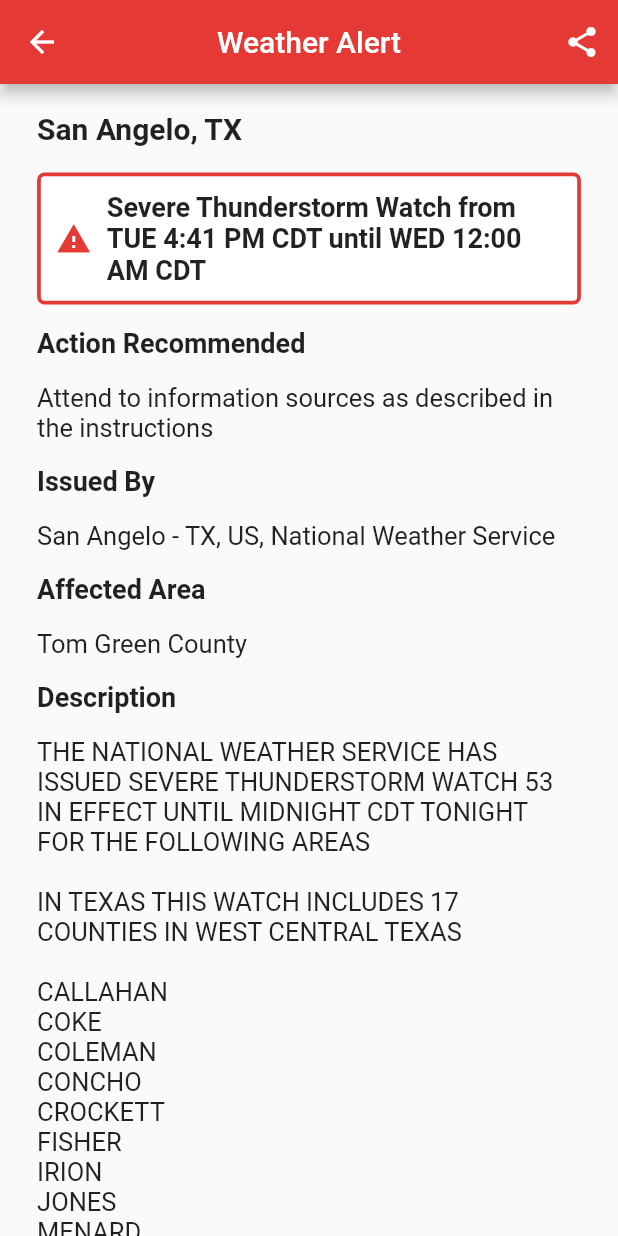
After one commit to evanchen2914/AlaskaWatch, a Flutter app: the AlertDetails screen opened directly, on a phone screen of 412 x 824 dp. The commit adds this screen. Run offline on Flutter 3.47's test engine with Material 2 defaults, Android fonts, the phone set to English and light mode, and no system bars; our stand-ins replace cached_network_image, expandable, flutter_local_notifications, flutter_spinkit, fluttertoast, geolocator and 4 more; missing offline and left inert: flutter_reorderable_list, geocoder; accounts and stored records are empty.

Commit message:
add alert page to view alert notification details

```diff
--- /dev/null
+++ b/lib/pages/alert_details.dart
@@ -0,0 +1,141 @@
+import 'package:alaskawatch/dialogs/alerts_dialog.dart';
+import 'package:alaskawatch/models/current_weather.dart';
+import 'package:alaskawatch/models/forecast.dart';
+import 'package:alaskawatch/models/forecast_daily.dart';
+import 'package:alaskawatch/models/screen_size.dart';
+import 'package:alaskawatch/models/user.dart';
+import 'package:alaskawatch/models/weather_alerts.dart';
+import 'package:alaskawatch/utils/constants.dart';
+import 'package:alaskawatch/utils/functions.dart';
+import 'package:alaskawatch/utils/widgets.dart';
+import 'package:cached_network_image/cached_network_image.dart';
+import 'package:expandable/expandable.dart';
+import 'package:flutter/material.dart';
+import 'package:intl/intl.dart';
+import 'package:scoped_model/scoped_model.dart';
+import 'package:share/share.dart';
+import 'package:shared_preferences/shared_preferences.dart';
+import 'package:weather_icons/weather_icons.dart';
+
+class AlertDetails extends StatefulWidget {
+  AlertDetails({Key key}) : super(key: key);
+
+  @override
+  _AlertDetailsState createState() => _AlertDetailsState();
+}
+
+class _AlertDetailsState extends State<AlertDetails> {
+  ScreenSize screenSize;
+  bool showLoading = true;
+
+  @override
+  void initState() {
+    super.initState();
+  }
+
+  @override
+  Widget build(BuildContext context) {
+    screenSize = ScreenSize(context);
+
+    return Scaffold(
+      appBar: AppBar(
+        backgroundColor: Colors.red[600],
+        centerTitle: true,
+        actions: <Widget>[
+          IconButton(
+            tooltip: 'Share',
+            onPressed: () {
+              Share.share('Severe thunderstorm warning!', subject: 'Alert');
+            },
+            icon: Icon(Icons.share),
+          ),
+        ],
+        title: Text(
+          'Weather Alert',
+          style: TextStyle(
+            color: Colors.white,
+          ),
+        ),
+      ),
+      body: ScrollConfiguration(
+        behavior: RemoveScrollGlow(),
+        child: ListView(
+          padding: EdgeInsets.symmetric(
+            horizontal: screenSize.horizontalPadding,
+          ),
+          children: <Widget>[
+            headerText('San Angelo, TX'),
+            Container(
+              padding: EdgeInsets.all(10),
+              decoration: BoxDecoration(
+                color: Colors.white,
+                border: Border.all(
+                  color: Colors.red[600],
+                  width: 2.5,
+                ),
+                borderRadius: BorderRadius.all(
+                  Radius.circular(kAppBorderRadius),
+                ),
+              ),
+              child: Row(
+                children: <Widget>[
+                  Icon(
+                    Icons.warning,
+                    color: Colors.red[600],
+                  ),
+                  SizedBox(width: 10),
+                  Expanded(
+                    child: Text(
+                      'Severe Thunderstorm Watch from TUE 4:41 PM CDT until WED 12:00 AM CDT',
+                      style: TextStyle(
+                        fontSize: 18,
+                        fontWeight: FontWeight.w600,
+                      ),
+                    ),
+                  ),
+                ],
+              ),
+            ),
+            subheaderText('Action Recommended'),
+            bodyText(
+                'Attend to information sources as described in the instructions'),
+            subheaderText('Issued By'),
+            bodyText('San Angelo - TX, US, National Weather Service'),
+            subheaderText('Affected Area'),
+            bodyText('Tom Green County'),
+            subheaderText('Description'),
+            bodyText(
+                'THE NATIONAL WEATHER SERVICE HAS ISSUED SEVERE THUNDERSTORM WATCH 53 IN EFFECT UNTIL MIDNIGHT CDT TONIGHT FOR THE FOLLOWING AREAS\n\nIN TEXAS THIS WATCH INCLUDES 17 COUNTIES IN WEST CENTRAL TEXAS\n\nCALLAHAN\nCOKE\nCOLEMAN\nCONCHO\nCROCKETT\nFISHER\nIRION\nJONES\nMENARD\nNOLAN\nRUNNELS\nSCHLEICHER\nSHACKELFORD\nSTERLING\nSUTTON\nTAYLOR\nTOM GREEN'),
+            SizedBox(height: screenSize.verticalPadding),
+          ],
+        ),
+      ),
+    );
+  }
+}
+
+Widget subheaderText(String text) {
+  return Container(
+    height: 52,
+    child: Align(
+      alignment: Alignment.centerLeft,
+      child: Text(
+        text,
+        style: TextStyle(
+          fontSize: 18,
+          fontWeight: FontWeight.w700,
+        ),
+      ),
+    ),
+  );
+}
+
+Widget bodyText(String text) {
+  return Text(
+    text,
+    style: TextStyle(
+      fontSize: 17,
+      fontWeight: FontWeight.w400,
+    ),
+  );
+}
--- a/lib/pages/home.dart
+++ b/lib/pages/home.dart
@@ -18,6 +18,8 @@ import 'package:flutter_local_notifications/flutter_local_notifications.dart';
 import 'package:geolocator/geolocator.dart';
 import 'package:scoped_model/scoped_model.dart';
 import 'package:shared_preferences/shared_preferences.dart';
+
+import 'alert_details.dart';
 
 class HomePage extends StatefulWidget {
   @override
@@ -72,7 +74,13 @@ class _HomePageState extends State<HomePage> {
   Future onDidReceiveLocalNotification(
       int id, String title, String body, String payload) async {}
 
-  Future onSelectNotification(String payload) async {}
+  Future onSelectNotification(String payload) async {
+    Navigator.of(context).push(
+      MaterialPageRoute(builder: (context) {
+        return AlertDetails();
+      }),
+    );
+  }
 
   void setUp() async {
     bottomNavBarTiles = <BottomNavigationBarItem>[
@@ -687,7 +695,7 @@ class _HomePageState extends State<HomePage> {
                     showNotification();
                   },
                   color: kAppPrimaryColor,
-                  textColor: kAppSecondaryColor,
+                  textColor: Colors.white,
                   child: Text(
                     'Show now',
                     style: TextStyle(
@@ -711,7 +719,7 @@ class _HomePageState extends State<HomePage> {
                             context: context,
                             title: 'Note',
                             body:
-                                'After pressing ok, exit the app to test the notification',
+                                'After pressing ok, exit the app. Wait for the notification, then click on it to view the alert',
                           ),
                         );
                       },
@@ -722,9 +730,33 @@ class _HomePageState extends State<HomePage> {
                     }
                   },
                   color: kAppPrimaryColor,
-                  textColor: kAppSecondaryColor,
+                  textColor: Colors.white,
                   child: Text(
                     'Show in 5 seconds',
+                    style: TextStyle(
+                      fontSize: 17,
+                      fontWeight: FontWeight.w500,
+                    ),
+                  ),
+                ),
+              ),
+              headerText('Alert Page'),
+              Container(
+                height: 42,
+                child: RaisedButton(
+                  onPressed: () {
+                    Navigator.of(context).push(
+                      MaterialPageRoute(
+                        builder: (context) {
+                          return AlertDetails();
+                        },
+                      ),
+                    );
+                  },
+                  color: kAppPrimaryColor,
+                  textColor: Colors.white,
+                  child: Text(
+                    'View',
                     style: TextStyle(
                       fontSize: 17,
                       fontWeight: FontWeight.w500,
```
